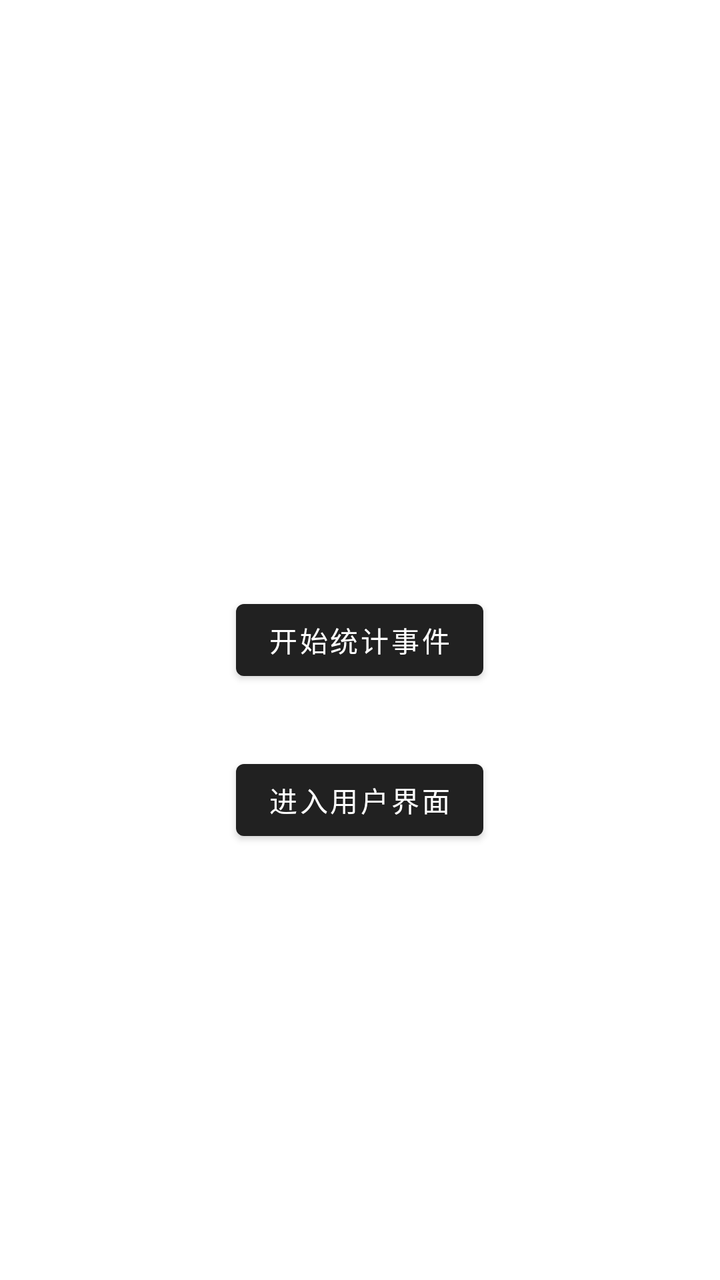
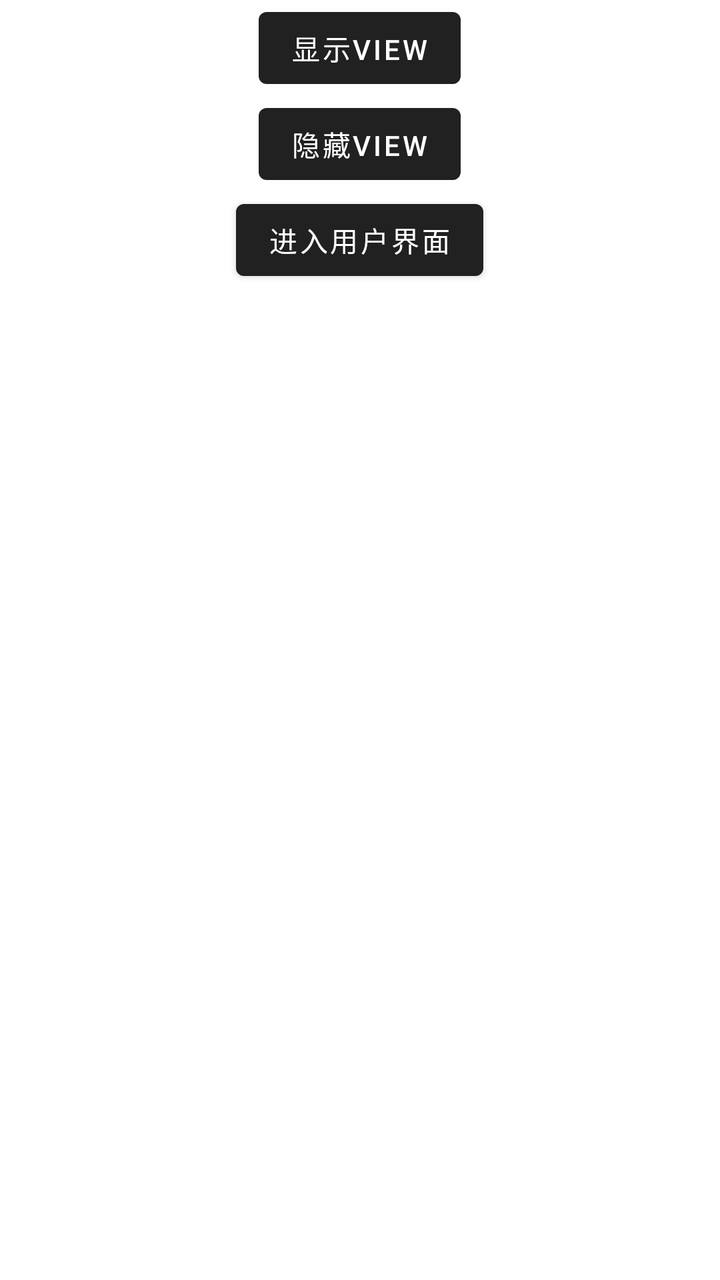

Two renders of the same Android screen: before a commit and after it. Below are the layout's source before the change and the commit's diff.
<!-- AndroidManifest.xml: activity theme Theme.WriteLogApplication -->
<!-- res/layout/activity_main.xml -->
<?xml version="1.0" encoding="utf-8"?>
<FrameLayout xmlns:android="http://schemas.android.com/apk/res/android"
    android:layout_width="match_parent"
    android:orientation="vertical"
    android:layout_height="match_parent">

    <Button
        android:id="@+id/bt_start"
        android:layout_gravity="center"
        android:text="开始统计事件"
        android:layout_width="wrap_content"
        android:layout_height="wrap_content"/>


    <Button
        android:layout_marginTop="80dp"
        android:id="@+id/bt_enter_user"
        android:layout_gravity="center"
        android:text="进入用户界面"
        android:layout_width="wrap_content"
        android:layout_height="wrap_content"/>

</FrameLayout>
<!-- resources referenced by this layout -->
<resources>
  <style name="Theme.WriteLogApplication" parent="Theme.MaterialComponents.DayNight.DarkActionBar" />
</resources>

<!-- the commit's change to res/layout/activity_main.xml (unified diff, before → after) -->
@@ -1,23 +1,30 @@
 <?xml version="1.0" encoding="utf-8"?>
-<FrameLayout xmlns:android="http://schemas.android.com/apk/res/android"
+<LinearLayout xmlns:android="http://schemas.android.com/apk/res/android"
     android:layout_width="match_parent"
     android:orientation="vertical"
     android:layout_height="match_parent">
 
+
+
     <Button
-        android:id="@+id/bt_start"
+        android:id="@+id/bt_show_view"
         android:layout_gravity="center"
-        android:text="开始统计事件"
+        android:text="显示view"
         android:layout_width="wrap_content"
         android:layout_height="wrap_content"/>
 
+    <Button
+        android:id="@+id/bt_hide_view"
+        android:layout_gravity="center"
+        android:text="隐藏view"
+        android:layout_width="wrap_content"
+        android:layout_height="wrap_content"/>
 
     <Button
-        android:layout_marginTop="80dp"
         android:id="@+id/bt_enter_user"
         android:layout_gravity="center"
         android:text="进入用户界面"
         android:layout_width="wrap_content"
         android:layout_height="wrap_content"/>
 
-</FrameLayout>
+</LinearLayout>
